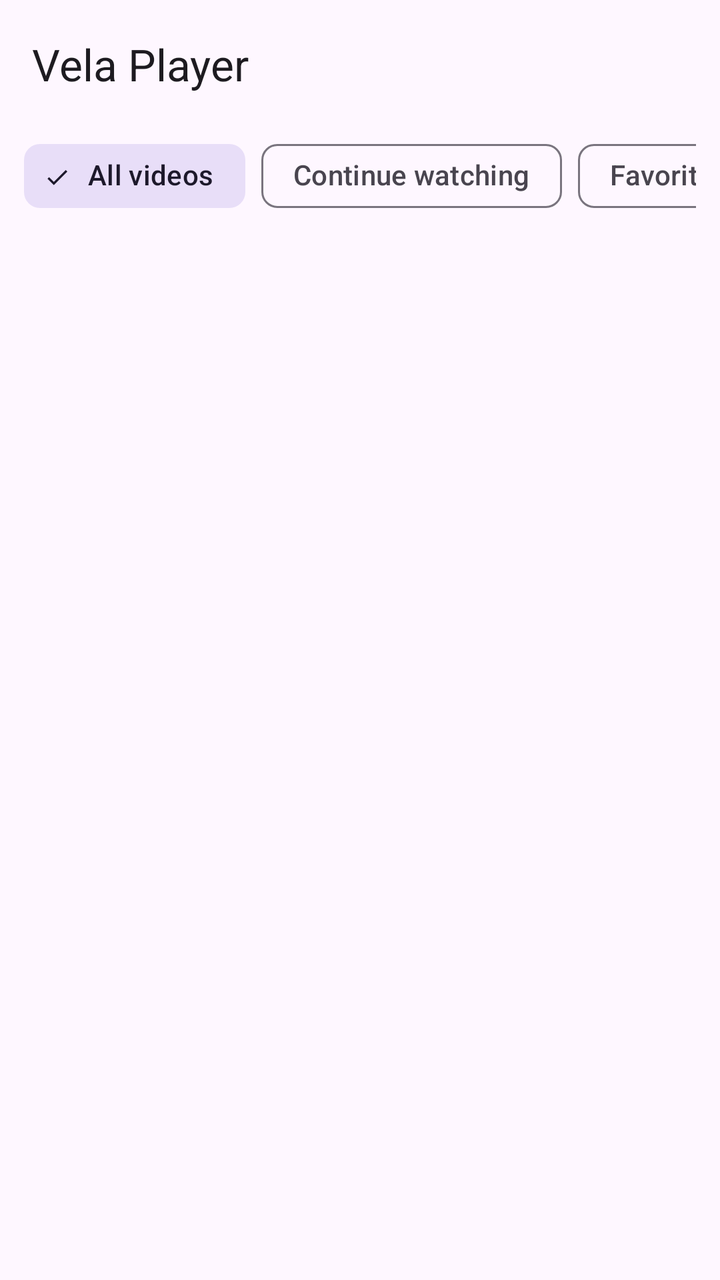
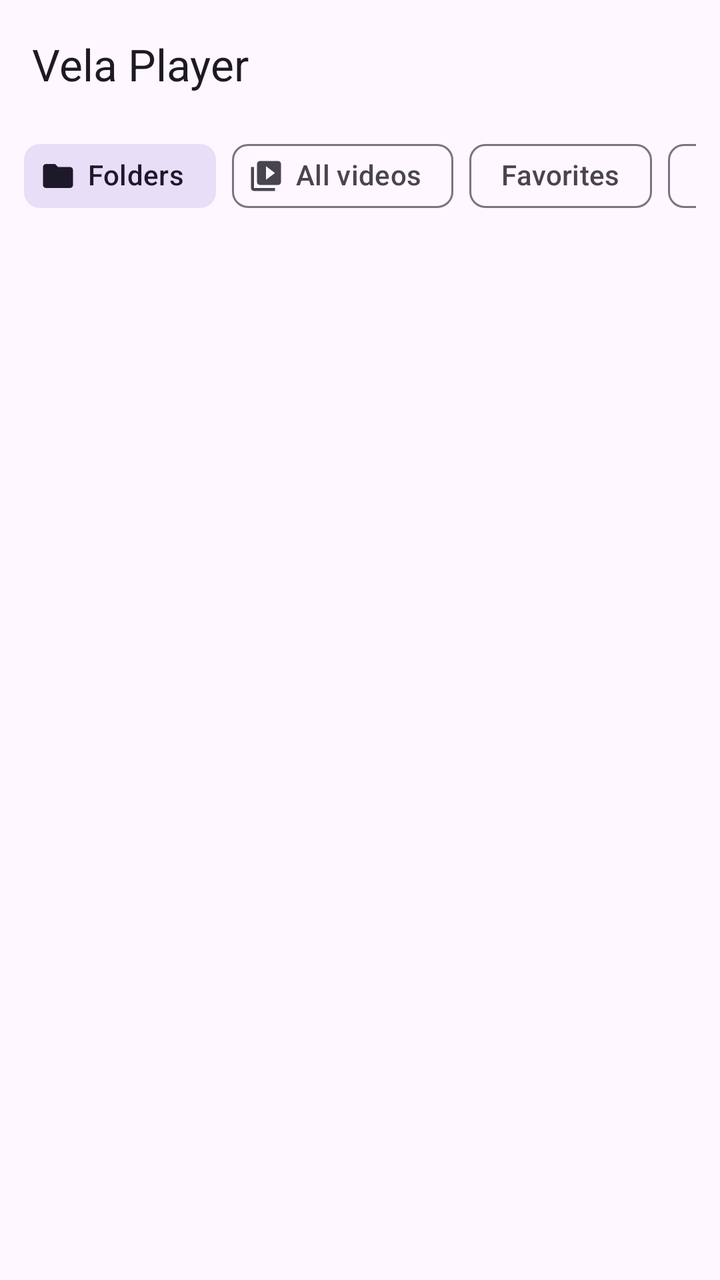

Before-and-after screenshots of an Android layout around one commit, followed by the original layout XML and the change that was made.
<!-- AndroidManifest.xml: application theme Theme.Vela -->
<!-- res/layout/activity_main.xml -->
<?xml version="1.0" encoding="utf-8"?>
<FrameLayout xmlns:android="http://schemas.android.com/apk/res/android"
    xmlns:app="http://schemas.android.com/apk/res-auto"
    android:layout_width="match_parent"
    android:layout_height="match_parent"
    android:fitsSystemWindows="true">

    <LinearLayout
        android:layout_width="match_parent"
        android:layout_height="match_parent"
        android:orientation="vertical">

        <com.google.android.material.appbar.MaterialToolbar
            android:id="@+id/toolbar"
            android:layout_width="match_parent"
            android:layout_height="?attr/actionBarSize"
            app:title="Vela Player" />

        <HorizontalScrollView
            android:layout_width="match_parent"
            android:layout_height="wrap_content"
            android:paddingHorizontal="12dp"
            android:scrollbars="none">

            <com.google.android.material.chip.ChipGroup
                android:id="@+id/chips"
                android:layout_width="wrap_content"
                android:layout_height="wrap_content"
                app:selectionRequired="true"
                app:singleLine="true"
                app:singleSelection="true">

                <com.google.android.material.chip.Chip android:id="@+id/chipAll" style="@style/Widget.Material3.Chip.Filter" android:layout_width="wrap_content" android:layout_height="wrap_content" android:checked="true" android:text="All videos" />
                <com.google.android.material.chip.Chip android:id="@+id/chipContinue" style="@style/Widget.Material3.Chip.Filter" android:layout_width="wrap_content" android:layout_height="wrap_content" android:text="Continue watching" />
                <com.google.android.material.chip.Chip android:id="@+id/chipFavorites" style="@style/Widget.Material3.Chip.Filter" android:layout_width="wrap_content" android:layout_height="wrap_content" android:text="Favorites" />
                <com.google.android.material.chip.Chip android:id="@+id/chipPlaylists" style="@style/Widget.Material3.Chip.Filter" android:layout_width="wrap_content" android:layout_height="wrap_content" android:text="Playlists" />
            </com.google.android.material.chip.ChipGroup>
        </HorizontalScrollView>

        <TextView
            android:id="@+id/header"
            android:layout_width="match_parent"
            android:layout_height="48dp"
            android:background="?attr/selectableItemBackground"
            android:gravity="center_vertical"
            android:paddingHorizontal="16dp"
            android:textAppearance="?attr/textAppearanceTitleMedium"
            android:visibility="gone" />

        <FrameLayout
            android:layout_width="match_parent"
            android:layout_height="0dp"
            android:layout_weight="1">

            <androidx.recyclerview.widget.RecyclerView
                android:id="@+id/list"
                android:layout_width="match_parent"
                android:layout_height="match_parent"
                android:clipToPadding="false"
                android:paddingBottom="88dp" />

            <LinearLayout
                android:id="@+id/emptyView"
                android:layout_width="match_parent"
                android:layout_height="match_parent"
                android:gravity="center"
                android:orientation="vertical"
                android:padding="32dp"
                android:visibility="gone">

                <TextView
                    android:id="@+id/emptyText"
                    android:layout_width="wrap_content"
                    android:layout_height="wrap_content"
                    android:alpha="0.8"
                    android:gravity="center"
                    android:textAppearance="?attr/textAppearanceBodyLarge" />

                <com.google.android.material.button.MaterialButton
                    android:id="@+id/btnGrant"
                    android:layout_width="wrap_content"
                    android:layout_height="wrap_content"
                    android:layout_marginTop="16dp"
                    android:text="Allow access to videos"
                    android:visibility="gone" />
            </LinearLayout>
        </FrameLayout>
    </LinearLayout>

    <com.google.android.material.floatingactionbutton.FloatingActionButton
        android:id="@+id/fab"
        android:layout_width="wrap_content"
        android:layout_height="wrap_content"
        android:layout_gravity="bottom|end"
        android:layout_margin="16dp"
        android:contentDescription="New playlist"
        android:src="@drawable/ic_add"
        android:visibility="gone" />
</FrameLayout>
<!-- resources referenced by this layout -->
<resources>
  <!-- drawable ic_add (drawable) -->
  <vector xmlns:android="http://schemas.android.com/apk/res/android"
      android:width="24dp" android:height="24dp" android:viewportWidth="24" android:viewportHeight="24"
      android:tint="?attr/colorControlNormal">
      <path android:fillColor="@android:color/white" android:pathData="M19,13h-6v6h-2v-6H5v-2h6V5h2v6h6v2z"/>
  </vector>
  <style name="Theme.Vela" parent="Theme.Material3.DayNight.NoActionBar">
          <item name="colorPrimary">@color/accent</item>
          <item name="colorSecondary">@color/accent</item>
          <item name="colorTertiary">@color/accent</item>
          <item name="android:statusBarColor">?attr/colorSurface</item>
      </style>
  <color name="accent">#8B6CFF</color>
</resources>

<!-- the commit's change to res/layout/activity_main.xml (unified diff, before → after) -->
@@ -30,8 +30,8 @@
                 app:singleLine="true"
                 app:singleSelection="true">
 
-                <com.google.android.material.chip.Chip android:id="@+id/chipAll" style="@style/Widget.Material3.Chip.Filter" android:layout_width="wrap_content" android:layout_height="wrap_content" android:checked="true" android:text="All videos" />
-                <com.google.android.material.chip.Chip android:id="@+id/chipContinue" style="@style/Widget.Material3.Chip.Filter" android:layout_width="wrap_content" android:layout_height="wrap_content" android:text="Continue watching" />
+                <com.google.android.material.chip.Chip android:id="@+id/chipFolders" style="@style/Widget.Material3.Chip.Filter" android:layout_width="wrap_content" android:layout_height="wrap_content" android:checked="true" android:text="Folders" app:chipIcon="@drawable/ic_folder" app:chipIconVisible="true" />
+                <com.google.android.material.chip.Chip android:id="@+id/chipAll" style="@style/Widget.Material3.Chip.Filter" android:layout_width="wrap_content" android:layout_height="wrap_content" android:text="All videos" app:chipIcon="@drawable/ic_video_library" app:chipIconVisible="true" />
                 <com.google.android.material.chip.Chip android:id="@+id/chipFavorites" style="@style/Widget.Material3.Chip.Filter" android:layout_width="wrap_content" android:layout_height="wrap_content" android:text="Favorites" />
                 <com.google.android.material.chip.Chip android:id="@+id/chipPlaylists" style="@style/Widget.Material3.Chip.Filter" android:layout_width="wrap_content" android:layout_height="wrap_content" android:text="Playlists" />
             </com.google.android.material.chip.ChipGroup>
<!-- resource entries referenced after the edit -->
@@ -5,6 +5,18 @@
       android:width="24dp" android:height="24dp" android:viewportWidth="24" android:viewportHeight="24"
       android:tint="?attr/colorControlNormal">
       <path android:fillColor="@android:color/white" android:pathData="M19,13h-6v6h-2v-6H5v-2h6V5h2v6h6v2z"/>
+  </vector>
+  <!-- drawable ic_folder (drawable) -->
+  <vector xmlns:android="http://schemas.android.com/apk/res/android"
+      android:width="24dp" android:height="24dp" android:viewportWidth="24" android:viewportHeight="24"
+      android:tint="?attr/colorControlNormal">
+      <path android:fillColor="@android:color/white" android:pathData="M10,4H4c-1.1,0 -1.99,0.9 -1.99,2L2,18c0,1.1 0.9,2 2,2h16c1.1,0 2,-0.9 2,-2V8c0,-1.1 -0.9,-2 -2,-2h-8l-2,-2z"/>
+  </vector>
+  <!-- drawable ic_video_library (drawable) -->
+  <vector xmlns:android="http://schemas.android.com/apk/res/android"
+      android:width="24dp" android:height="24dp" android:viewportWidth="24" android:viewportHeight="24"
+      android:tint="?attr/colorControlNormal">
+      <path android:fillColor="@android:color/white" android:pathData="M4,6H2v14c0,1.1 0.9,2 2,2h14v-2H4V6zM20,2H8c-1.1,0 -2,0.9 -2,2v12c0,1.1 0.9,2 2,2h12c1.1,0 2,-0.9 2,-2V4c0,-1.1 -0.9,-2 -2,-2zM12,14.5v-9l6,4.5 -6,4.5z"/>
   </vector>
   <style name="Theme.Vela" parent="Theme.Material3.DayNight.NoActionBar">
           <item name="colorPrimary">@color/accent</item>
